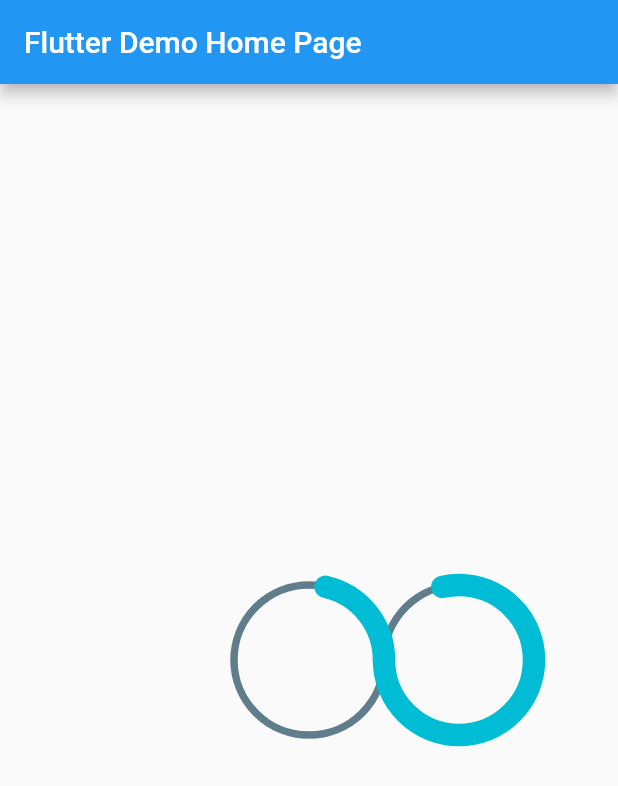
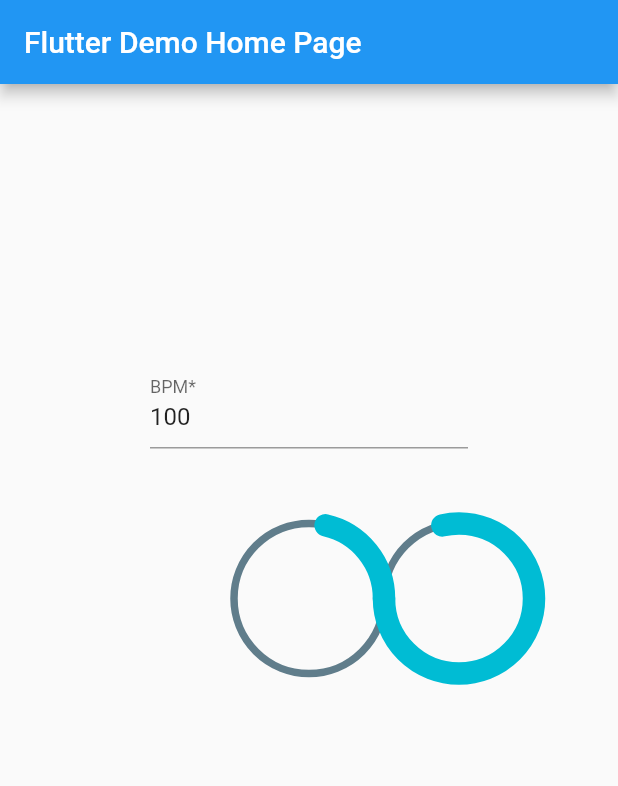
Before and after one commit to abremard/ChronosProtosNome, a Flutter app: the screen it shows after launch, on a phone screen of 412 x 824 dp. Shown: the top 786 px of the screen. Run offline on Flutter 3.47's test engine with Material 2 defaults, Android fonts, the phone set to English and light mode, and no system bars.

Commit message:
CHRON-2 : BPM selector

```diff
--- a/lib/main.dart
+++ b/lib/main.dart
@@ -48,7 +48,24 @@ class MyHomePage extends StatefulWidget {
   State<MyHomePage> createState() => _MyHomePageState();
 }
 
+Duration _bpmToDuration(int bpm) {
+  return Duration(milliseconds: (60000 / bpm).round());
+}
+
 class _MyHomePageState extends State<MyHomePage> {
+  int _bpm = 100;
+
+  void _updateBPM(String? inputValue) {
+    setState(() {
+      if (inputValue != null && int.tryParse(inputValue) != null) {
+        int numericValue = int.parse(inputValue);
+        if (0 < numericValue && numericValue < 400) {
+          _bpm = numericValue;
+        }
+      }
+    });
+  }
+
   @override
   Widget build(BuildContext context) {
     // This method is rerun every time setState is called, for instance as done
@@ -83,7 +100,27 @@ class _MyHomePageState extends State<MyHomePage> {
           // horizontal).
           mainAxisAlignment: MainAxisAlignment.center,
           children: <Widget>[
-            const SimpleCircularProgressBar(
+            Container(
+                margin: const EdgeInsets.all(50.0),
+                width: 500.0,
+                height: 500.0,
+                child: Column(
+                  children: [
+                    Container(
+                      margin: const EdgeInsets.all(50.0),
+                      child: TextFormField(
+                        decoration: const InputDecoration(
+                          hintText: 'Beats per minute',
+                          labelText: 'BPM*',
+                        ),
+                        initialValue: _bpm.toString(),
+                        onChanged: (String? value) {
+                          _updateBPM(value);
+                        },
+                      ),
+                    ),
+                    SimpleCircularProgressBar(
+                      progressColors:
                           // progressColors: const [
                           //   Colors.cyan,
                           //   Colors.green,
@@ -91,11 +128,13 @@ class _MyHomePageState extends State<MyHomePage> {
                           //   Colors.redAccent,
                           //   Colors.purpleAccent
                           // ],
-              progressColors: const [Colors.cyan],
+                          const [Colors.cyan],
                       backColor: Colors.blueGrey,
                       backStrokeWidth: 5,
-              animationDuration: Duration(milliseconds: 600),
-            ),
+                      animationDuration: _bpmToDuration(_bpm),
+                    )
+                  ],
+                )),
           ],
         ),
       ),
--- a/lib/simple_circular_progress_bar.dart
+++ b/lib/simple_circular_progress_bar.dart
@@ -203,13 +203,8 @@ class _SimpleCircularProgressBarState extends State<SimpleCircularProgressBar>
     return ValueListenableBuilder(
       valueListenable: valueNotifier,
       builder: (BuildContext context, double value, Widget? child) {
-        // If the set value is greater than the maximum value, we must set the
-        // maximum value. Otherwise the animation will loop.
-        // if (value > maxValue) {
         value = 2 * maxValue;
-        // } else if (value < 0) {
-        //   value = 0;
-        // }
+        animationController.duration = widget.animationDuration;
 
         // Read [MAIN LOGIC]
         if (value < animationController.value) {
```
Lines whose indentation alone changed are shown as unchanged.
